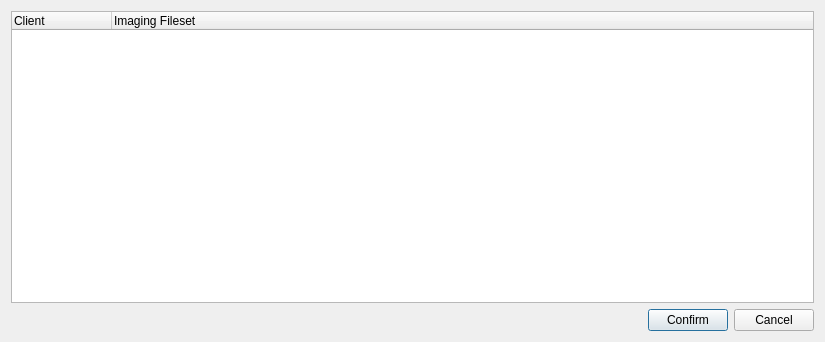
First picture: the form in FWAdminLib/ImagingAssociationsResultDlg.ui, repository fw-dev/translations, before the edit.
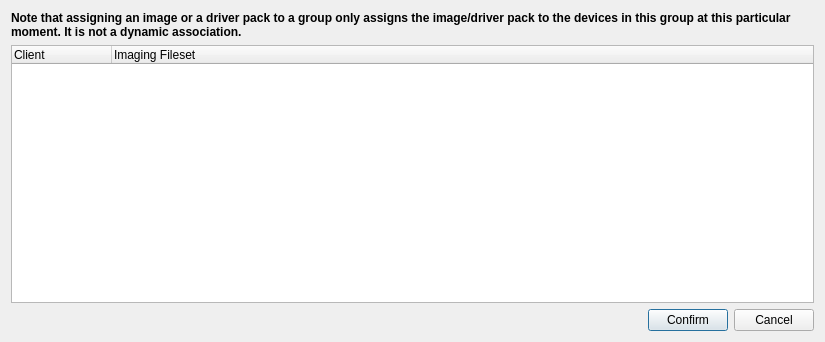
Second picture: the form after the edit. Custom widgets are drawn as their Qt base class.

What changed in the file:
```diff
--- a/FWAdminLib/ImagingAssociationsResultDlg.ui
+++ b/FWAdminLib/ImagingAssociationsResultDlg.ui
@@ -21,6 +21,50 @@
   </property>
   <layout class="QGridLayout" name="gridLayout">
    <item row="1" column="0">
+    <widget class="StyledTreeWidget" name="lstResults">
+     <property name="editTriggers">
+      <set>QAbstractItemView::NoEditTriggers</set>
+     </property>
+     <property name="alternatingRowColors">
+      <bool>true</bool>
+     </property>
+     <property name="selectionMode">
+      <enum>QAbstractItemView::ExtendedSelection</enum>
+     </property>
+     <property name="rootIsDecorated">
+      <bool>true</bool>
+     </property>
+     <property name="uniformRowHeights">
+      <bool>false</bool>
+     </property>
+     <property name="itemsExpandable">
+      <bool>true</bool>
+     </property>
+     <property name="animated">
+      <bool>false</bool>
+     </property>
+     <property name="expandsOnDoubleClick">
+      <bool>false</bool>
+     </property>
+     <property name="columnCount">
+      <number>2</number>
+     </property>
+     <attribute name="headerVisible">
+      <bool>true</bool>
+     </attribute>
+     <column>
+      <property name="text">
+       <string notr="true">Client</string>
+      </property>
+     </column>
+     <column>
+      <property name="text">
+       <string notr="true">Imaging Fileset</string>
+      </property>
+     </column>
+    </widget>
+   </item>
+   <item row="2" column="0">
     <layout class="QHBoxLayout" name="horizontalLayout">
      <item>
       <spacer name="horizontalSpacer">
@@ -61,47 +105,19 @@
     </layout>
    </item>
    <item row="0" column="0">
-    <widget class="StyledTreeWidget" name="lstResults">
-     <property name="editTriggers">
-      <set>QAbstractItemView::NoEditTriggers</set>
+    <widget class="QLabel" name="smartGroupInfoLabel">
+     <property name="font">
+      <font>
+       <weight>75</weight>
+       <bold>true</bold>
+      </font>
      </property>
-     <property name="alternatingRowColors">
-      <bool>true</bool>
+     <property name="text">
+      <string>Note that assigning an image or a driver pack to a group only assigns the image/driver pack to the devices in this group at this particular moment. It is not a dynamic association.</string>
      </property>
-     <property name="selectionMode">
-      <enum>QAbstractItemView::ExtendedSelection</enum>
-     </property>
-     <property name="rootIsDecorated">
+     <property name="wordWrap">
       <bool>true</bool>
      </property>
-     <property name="uniformRowHeights">
-      <bool>false</bool>
-     </property>
-     <property name="itemsExpandable">
-      <bool>true</bool>
-     </property>
-     <property name="animated">
-      <bool>false</bool>
-     </property>
-     <property name="expandsOnDoubleClick">
-      <bool>false</bool>
-     </property>
-     <property name="columnCount">
-      <number>2</number>
-     </property>
-     <attribute name="headerVisible">
-      <bool>true</bool>
-     </attribute>
-     <column>
-      <property name="text">
-       <string notr="true">Client</string>
-      </property>
-     </column>
-     <column>
-      <property name="text">
-       <string notr="true">Imaging Fileset</string>
-      </property>
-     </column>
     </widget>
    </item>
   </layout>
```
